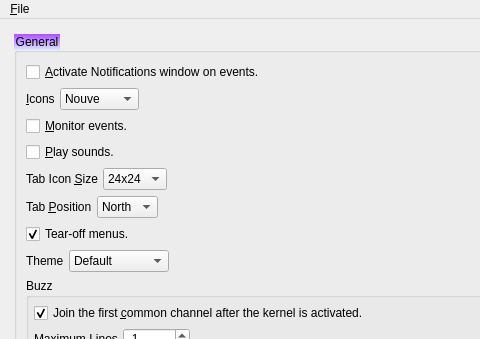
Qt form branches/trunk/GoldBug-UI/spot-on-options.ui (textbrowser/spot-on) before a commit; both pictures show x 0 to 480 and y 0 to 339 of the 750 by 450 pixel window.
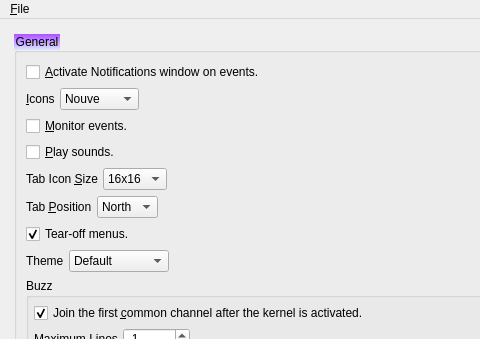
The same form after that commit. Icons and pictures are not drawn.

What changed in the file:
```diff
--- a/branches/trunk/GoldBug-UI/spot-on-options.ui
+++ b/branches/trunk/GoldBug-UI/spot-on-options.ui
@@ -43,7 +43,7 @@
        <property name="geometry">
         <rect>
          <x>0</x>
-         <y>-3280</y>
+         <y>0</y>
          <width>719</width>
          <height>4236</height>
         </rect>
@@ -160,7 +160,7 @@
              <item>
               <widget class="QComboBox" name="iconsize">
                <property name="currentIndex">
-                <number>1</number>
+                <number>0</number>
                </property>
                <property name="sizeAdjustPolicy">
                 <enum>QComboBox::AdjustToContents</enum>
```
